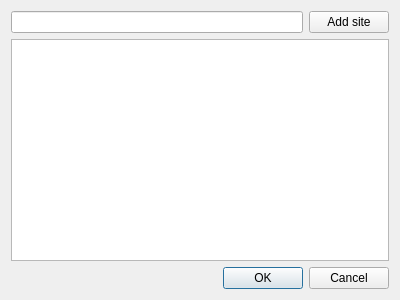
Qt form Concentration/blocked.ui (finbargiusti/Concentration) before a commit.
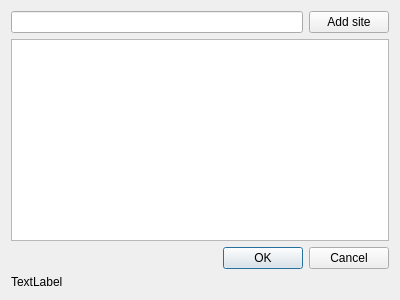
The same form after that commit.

Patch:
```diff
--- a/Concentration/blocked.ui
+++ b/Concentration/blocked.ui
@@ -41,6 +41,13 @@
      </property>
     </widget>
    </item>
+   <item>
+    <widget class="QLabel" name="label">
+     <property name="text">
+      <string>TextLabel</string>
+     </property>
+    </widget>
+   </item>
   </layout>
  </widget>
  <resources/>
```
